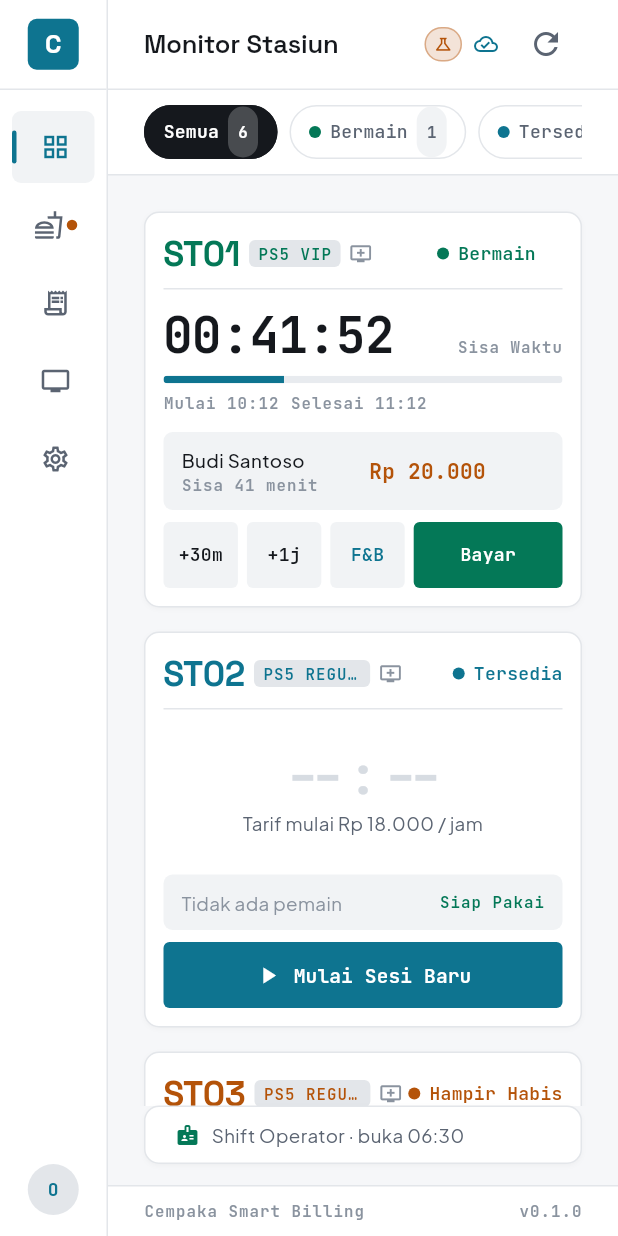
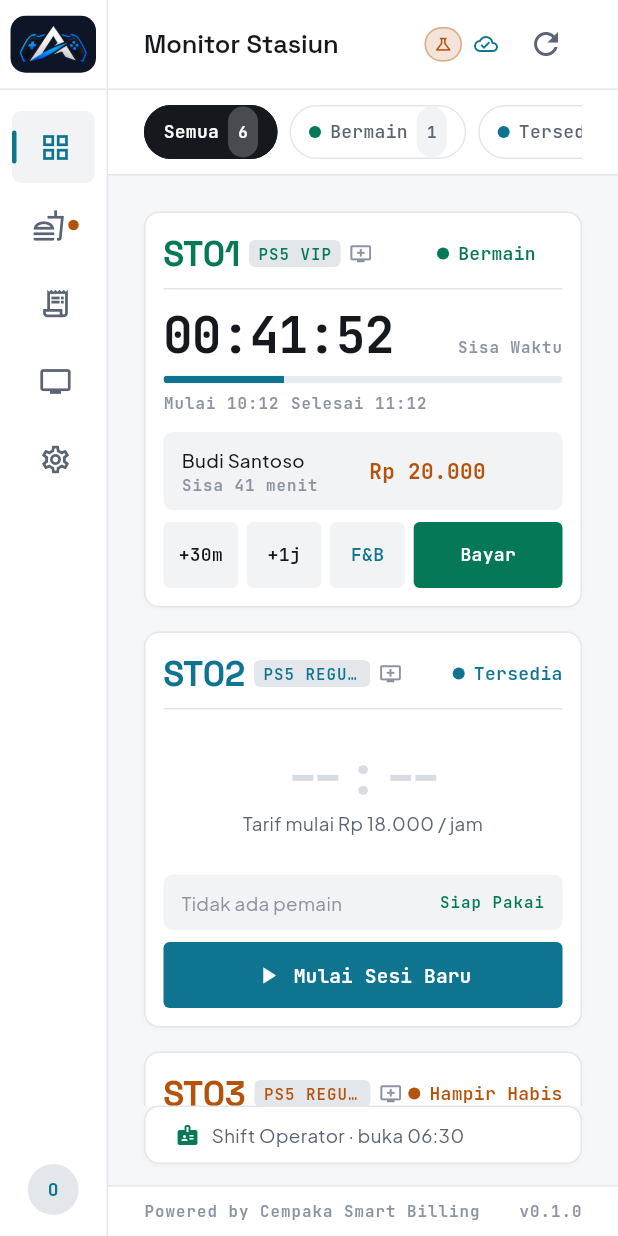
Before and after one commit to rizzdev31/cempaka-smartbiling, a Flutter app: the screen it shows after launch, on a phone screen of 412 x 824 dp. Run offline on Flutter 3.47's test engine with Material 3 defaults, Android fonts, the phone set to English and light mode, and no system bars; our stand-ins replace shared_preferences.

Commit message:
feat(operator-app): pasang merek Amor Gaming Space di navbar (DEC-017)
Logo di navbar, nama Amor Gaming Space, footer jadi "Powered by Cempaka
Smart Billing".

Logo kiriman tidak dipakai apa adanya, dua alasan terukur:

1. 60% pikselnya nyaris putih dan wordmark "AMOR"-nya 80%. Di chrome putih
   aplikasi, logo ini praktis hilang -- memang dirancang untuk latar gelap.
   Jawabannya alas navy #0E1526, bukan mengubah logonya. Navy sangat tua,
   bukan hitam murni: hitam membuat biru logonya terlihat seperti ditempel.
   Dibuat bersyarat lewat Brand.logoNeedsDarkPlate, karena logo pelanggan
   berikutnya bisa saja sudah gelap dan justru rusak kalau diberi alas.
2. 62% berkasnya ruang kosong -- konten 2532x1781 di dalam kanvas 3373x4770,
   1,9 MB untuk slot 46 px. Dipasang apa adanya, logo di dalam kotaknya
   tampil jauh lebih kecil dari kotaknya sendiri.

Dipangkas jadi logo-amor-mark.png (emblem saja, 256x137, 37 KB) dan
logo-amor-full.png (lockup penuh untuk splash nanti). Kiriman asli disimpan
sebagai sumber tapi tidak dibundel: pubspec menyebut berkas satu per satu,
bukan seluruh folder.

Wordmark dipotong dari penanda sidebar karena di sebelahnya sudah ada nama
merek sebagai teks. Nama ditulis dua baris meniru kunci logo aslinya; satu
baris, nama sepanjang ini terpotong di sidebar 268 px. Baris kedua memakai
Space Grotesk, bukan labelSm -- labelSm memakai JetBrains Mono, font untuk
angka dan label teknis, dan nama merek bukan keduanya.

Penanda naik dari kotak 34x34 jadi alas 69x46 dengan logo ~54x29. Alasnya
melebar mengikuti bentuk emblem: dipaksa persegi, logo menyusut setengahnya.
Pada rail 72 px alasnya 38. Ikon nav 20 -> 22.

Beberapa string merek ternyata masih ditulis langsung di widget dan ikut
dipusatkan ke Brand: judul MaterialApp, nama aplikasi TV di layar pairing,
android:label yang masih "operator_app", dan judul web.

Tests: +7 brand_test, total 202 lulus. Kontras jadi 32 pasangan karena alas
merek ikut diuji untuk jalur monogram. analyze bersih.

Belum dilihat di perangkat; pratinjau dirender lewat test dan disimpan di
docs/brand/preview-navbar.png. Yang masih bernama Cempaka: APK TV,
applicationId Android, nama repo.

Co-Authored-By: Claude Opus 5 <noreply@anthropic.com>

```diff
--- a/operator-app/lib/app.dart
+++ b/operator-app/lib/app.dart
@@ -1,6 +1,7 @@
 import 'package:flutter/material.dart';
 import 'package:provider/provider.dart';
 
+import 'core/brand.dart';
 import 'core/config/api_config.dart';
 import 'core/theme/app_theme.dart';
 import 'core/time/server_time.dart';
@@ -80,7 +81,7 @@ class OperatorApp extends StatelessWidget {
         ),
       ],
       child: MaterialApp(
-        title: 'Cempaka Billing',
+        title: Brand.appName,
         debugShowCheckedModeBanner: false,
 
         // Tema terang. Alasan versi sebelumnya memilih gelap tercatat di
--- a/operator-app/lib/core/brand.dart
+++ b/operator-app/lib/core/brand.dart
@@ -16,25 +16,61 @@ library;
 class Brand {
   Brand._();
 
-  /// Nama yang tampil di header. Pendek — header tablet sempit.
-  static const String appName = 'Cempaka Billing';
+  /// Nama penuh pelanggan — judul jendela, Tentang, struk.
+  static const String appName = 'Amor Gaming Space';
+  static const String fullName = 'Amor Gaming Space';
 
-  /// Nama panjang untuk splash, Tentang, dan struk.
-  static const String fullName = 'Cempaka Smart Billing';
+  /// Dua baris untuk penanda di sidebar.
+  ///
+  /// Dipisah karena logo aslinya memang dikunci dua baris (AMOR di atas,
+  /// GAMING SPACE di bawah). Ditulis satu baris, nama sepanjang ini akan
+  /// terpotong di sidebar 268 px — dua baris justru memberi ruang untuk
+  /// membuatnya lebih besar, bukan lebih kecil.
+  static const String markTitle = 'Amor';
+  static const String markSubtitle = 'Gaming Space';
 
-  /// Inisial untuk logo mark sementara, sebelum ada aset logo.
-  static const String monogram = 'C';
+  /// Inisial, dipakai hanya kalau [logoAsset] kosong.
+  static const String monogram = 'A';
 
   /// Atribusi naungan. Tetap tampil walau merek pelanggan berbeda (OD-012).
   static const String poweredBy = 'Cempaka Smart Billing';
 
+  /// Bentuk yang tampil di footer.
+  static const String poweredByLabel = 'Powered by $poweredBy';
+
   static const String tagline = 'Billing & Operasional Rental';
+
+  /// Nama aplikasi di televisi, sebagaimana operator melihatnya di layar TV.
+  ///
+  /// Masih memakai nama naungan: APK TV belum ikut di-rebrand. Kalau nanti
+  /// ikut, cukup ubah di sini (OD-012).
+  static const String tvAppName = 'Cempaka TV';
 
   /// Versi aplikasi yang ditampilkan di footer. Sinkron dengan
   /// `version` di `pubspec.yaml`.
   static const String version = '0.1.0';
 
-  /// Belum ada aset logo. Kalau sudah ada, isi path-nya dan
-  /// `BrandMark` otomatis memakai gambar daripada monogram.
-  static const String? logoAsset = null;
+  /// Penanda sidebar — **emblem saja**, tanpa wordmark.
+  ///
+  /// Wordmark-nya sengaja dipotong: di sebelahnya sudah ada nama merek
+  /// sebagai teks, dan dua-duanya bersamaan jadi berulang. Aset ini dipangkas
+  /// dari kiriman asli yang 62%-nya ruang kosong — tanpa itu, logo di dalam
+  /// kotak akan tampil jauh lebih kecil dari ukuran kotaknya.
+  /// Getter, bukan konstanta: tipenya harus tetap nullable supaya jalur
+  /// monogram di `BrandMark` tidak jadi kode mati. Pelanggan berikutnya bisa
+  /// saja dipasang sebelum logonya tersedia.
+  static String? get logoAsset => 'assets/images/logo-amor-mark.png';
+
+  /// Lockup penuh (emblem + wordmark) untuk splash dan Tentang nanti.
+  static const String logoFullAsset = 'assets/images/logo-amor-full.png';
+
+  /// Logo ini perlu alas gelap.
+  ///
+  /// 60% pikselnya nyaris putih dan wordmark-nya 80% — di atas chrome putih
+  /// aplikasi, logo ini praktis hilang. Alas gelaplah yang membuatnya terbaca,
+  /// sekaligus mengembalikannya ke latar yang memang dirancang untuknya.
+  ///
+  /// Dibuat flag, bukan dipaksakan: logo pelanggan lain bisa saja sudah gelap
+  /// dan justru rusak kalau diberi alas (OD-012).
+  static const bool logoNeedsDarkPlate = true;
 }
--- a/operator-app/lib/core/theme/tokens.dart
+++ b/operator-app/lib/core/theme/tokens.dart
@@ -134,6 +134,14 @@ class AppColors {
 
   /// Checkout. Satu-satunya pemakaian ungu di seluruh aplikasi.
   static const statusCheckout = Color(0xFF7E22CE);
+
+  /// Alas penanda merek — satu-satunya bidang gelap di aplikasi terang ini.
+  ///
+  /// Bukan aksen kedua dan tidak pernah dipakai sebagai warna status: ini
+  /// wadah untuk logo pelanggan, yang biasanya dirancang untuk latar gelap.
+  /// Navy sangat tua, bukan hitam murni — hitam murni membuat logo biru
+  /// terlihat seperti ditempel, navy menyatu dengannya.
+  static const brandPlate = Color(0xFF0E1526);
 
   /// Offline, maintenance, order dibatalkan.
   ///
--- a/operator-app/lib/ui/device/tv_pair_sheet.dart
+++ b/operator-app/lib/ui/device/tv_pair_sheet.dart
@@ -2,6 +2,7 @@ import 'package:flutter/material.dart';
 import 'package:flutter/services.dart';
 import 'package:provider/provider.dart';
 
+import '../../core/brand.dart';
 import '../../core/theme/app_theme.dart';
 import '../../core/theme/tokens.dart';
 import '../../data/tv/tv_agent_client.dart';
@@ -186,8 +187,8 @@ class _TvPairSheetState extends State<_TvPairSheet> {
                 ),
                 const SizedBox(height: AppSpacing.sm),
                 Text(
-                  'Buka aplikasi Cempaka TV di televisi. Layarnya menampilkan '
-                  'kode 6 digit dan alamat jaringan.',
+                  'Buka aplikasi ${Brand.tvAppName} di televisi. Layarnya '
+                  'menampilkan kode 6 digit dan alamat jaringan.',
                   style: AppTypography.bodySm
                       .copyWith(color: AppColors.onSurfaceVariant),
                 ),
--- a/operator-app/lib/ui/shell/app_shell.dart
+++ b/operator-app/lib/ui/shell/app_shell.dart
@@ -150,7 +150,9 @@ class _Sidebar extends StatelessWidget {
                 bottom: BorderSide(color: AppColors.surfaceHigh),
               ),
             ),
-            child: BrandMark(showName: expanded),
+            // Pada rail, alasnya dikecilkan: lebar penuh 69 px hanya
+            // menyisakan 1,5 px di tiap sisi rail 72 px.
+            child: BrandMark(showName: expanded, size: expanded ? 46 : 38),
           ),
 
           if (expanded)
@@ -227,7 +229,7 @@ class _NavItem extends StatelessWidget {
       children: [
         Icon(
           section.icon,
-          size: 20,
+          size: 22,
           color: active ? AppColors.primary : AppColors.onSurfaceVariant,
         ),
         if (expanded) ...[
@@ -686,7 +688,8 @@ class _ShellFooter extends StatelessWidget {
         children: [
           Expanded(
             child: Text(
-              Brand.poweredBy,
+              Brand.poweredByLabel,
+              maxLines: 1,
               style: AppTypography.labelSm.copyWith(color: AppColors.outline),
               overflow: TextOverflow.ellipsis,
             ),
--- a/operator-app/lib/ui/widgets/brand_mark.dart
+++ b/operator-app/lib/ui/widgets/brand_mark.dart
@@ -4,52 +4,23 @@ import '../../core/brand.dart';
 import '../../core/theme/app_theme.dart';
 import '../../core/theme/tokens.dart';
 
-/// Logo mark + nama aplikasi untuk header.
+/// Penanda merek di sidebar: logo pelanggan + namanya.
 ///
-/// Semua teks diambil dari [Brand] — tidak ada string merek yang ditulis
-/// di sini. Lihat OD-012: nama dan logo akan menyesuaikan per pengguna,
+/// Semua teks dan aset diambil dari [Brand] — tidak ada string merek yang
+/// ditulis di sini. Lihat OD-012: nama dan logo menyesuaikan per pelanggan,
 /// jadi widget ini harus tetap benar tanpa diubah saat mereknya berganti.
-///
-/// Selama [Brand.logoAsset] masih `null`, dipakai monogram. Begitu ada
-/// aset logo, widget ini otomatis memakai gambarnya.
 class BrandMark extends StatelessWidget {
-  const BrandMark({super.key, this.showName = true, this.size = 34});
+  const BrandMark({super.key, this.showName = true, this.size = 46});
 
   final bool showName;
+
+  /// Tinggi alas logo. Lebarnya mengikuti, karena emblem merek umumnya
+  /// melebar — dipaksa ke kotak persegi, logo di dalamnya justru mengecil.
   final double size;
 
   @override
   Widget build(BuildContext context) {
-    final mark = Container(
-      width: size,
-      height: size,
-      // Isian rata, bukan gradasi.
-      //
-      // Gradasi diagonal pada logo mark adalah salah satu penanda paling cepat
-      // terbaca dari UI yang tidak dirancang. Merek ini juga akan berganti per
-      // pelanggan (OD-012), dan bentuk yang rata lebih mudah diganti aset
-      // sungguhan nanti.
-      decoration: BoxDecoration(
-        color: AppColors.primary,
-        borderRadius: BorderRadius.circular(AppRadius.md),
-      ),
-      alignment: Alignment.center,
-      child: Brand.logoAsset != null
-          ? Padding(
-              padding: EdgeInsets.all(size * 0.18),
-              child: Image.asset(Brand.logoAsset!, fit: BoxFit.contain),
-            )
-          : Text(
-              Brand.monogram,
-              style: TextStyle(
-                fontFamily: AppTypography.heading,
-                fontSize: size * 0.5,
-                fontWeight: FontWeight.w700,
-                color: AppColors.onPrimary,
-                height: 1,
-              ),
-            ),
-    );
+    final mark = _LogoPlate(size: size);
 
     if (!showName) return mark;
 
@@ -61,34 +32,43 @@ class BrandMark extends StatelessWidget {
         // Teks merek HARUS boleh menyusut.
         //
         // Tanpa Flexible, Column ini meminta lebar alaminya dan overflow
-        // begitu nama atau tagline-nya sedikit lebih panjang dari ruang
-        // sidebar — yang persis terjadi pada tagline bawaan.
-        //
-        // Ini bukan sekadar perbaikan satu kasus: OD-012 memastikan nama
-        // merek akan berganti per pelanggan, dan panjangnya tidak bisa
-        // ditebak dari sini. Dipotong ellipsis jauh lebih baik daripada
-        // header yang rusak.
+        // begitu nama pelanggan sedikit lebih panjang dari ruang sidebar.
+        // OD-012 memastikan panjang itu tidak bisa ditebak dari sini.
         Flexible(
           child: Column(
             crossAxisAlignment: CrossAxisAlignment.start,
             mainAxisAlignment: MainAxisAlignment.center,
+            mainAxisSize: MainAxisSize.min,
             children: [
               Text(
-                Brand.appName,
+                Brand.markTitle,
                 maxLines: 1,
                 overflow: TextOverflow.ellipsis,
-                style: AppTypography.headlineSm.copyWith(
+                style: AppTypography.headlineMd.copyWith(
                   color: AppColors.onSurface,
-                  height: 1.1,
+                  height: 1.05,
                 ),
               ),
               Text(
-                Brand.tagline,
+                Brand.markSubtitle.toUpperCase(),
                 maxLines: 1,
                 overflow: TextOverflow.ellipsis,
-                style: AppTypography.labelSm.copyWith(
-                  color: AppColors.outline,
-                  height: 1.3,
+                // Font heading, bukan `labelSm`.
+                //
+                // `labelSm` memakai JetBrains Mono — itu font untuk angka dan
+                // label teknis (UI-UX-SPEC §3). Nama merek bukan keduanya,
+                // dan mono membuatnya terbaca seperti kode. Space Grotesk
+                // geometris, jauh lebih dekat ke bentuk logonya.
+                style: const TextStyle(
+                  fontFamily: AppTypography.heading,
+                  fontSize: 11,
+                  height: 1.25,
+                  fontWeight: FontWeight.w600,
+                  color: AppColors.primary,
+                  // Jarak huruf meniru kunci pada logo aslinya, dan membuat
+                  // baris kedua terbaca sebagai bagian dari merek — bukan
+                  // sebagai keterangan yang menggantung.
+                  letterSpacing: 1.6,
                 ),
               ),
             ],
@@ -98,3 +78,59 @@ class BrandMark extends StatelessWidget {
     );
   }
 }
+
+/// Logo di atas alasnya.
+///
+/// Alas gelap dipakai kalau [Brand.logoNeedsDarkPlate] — lihat alasannya di
+/// sana. Kalau belum ada aset logo sama sekali, jatuh ke monogram supaya
+/// pemasangan merek baru tidak pernah menampilkan kotak kosong.
+class _LogoPlate extends StatelessWidget {
+  const _LogoPlate({required this.size});
+
+  final double size;
+
+  @override
+  Widget build(BuildContext context) {
+    final asset = Brand.logoAsset;
+    final plated = Brand.logoNeedsDarkPlate;
+
+    // Emblem merek melebar, jadi alasnya ikut melebar. Monogram tidak —
+    // satu huruf di alas selebar ini akan terlihat hilang di tengah.
+    final width = asset == null ? size : size * 1.5;
+
+    return Container(
+      width: width,
+      height: size,
+      decoration: BoxDecoration(
+        color: plated ? AppColors.brandPlate : Colors.transparent,
+        borderRadius: BorderRadius.circular(AppRadius.lg),
+      ),
+      alignment: Alignment.center,
+      child: asset == null
+          ? Text(
+              Brand.monogram,
+              style: TextStyle(
+                fontFamily: AppTypography.heading,
+                fontSize: size * 0.5,
+                fontWeight: FontWeight.w700,
+                color: plated ? Colors.white : AppColors.primary,
+                height: 1,
+              ),
+            )
+          : Padding(
+              padding: EdgeInsets.symmetric(
+                horizontal: size * 0.16,
+                vertical: size * 0.18,
+              ),
+              child: Image.asset(
+                asset,
+                fit: BoxFit.contain,
+                // Logo merek dipakai di ukuran kecil dan dasarnya besar;
+                // tanpa filter yang baik, garis tipisnya pecah.
+                filterQuality: FilterQuality.medium,
+                semanticLabel: Brand.fullName,
+              ),
+            ),
+    );
+  }
+}
```
Also changed, not shown: operator-app/pubspec.yaml (+7 -0 lines), docs/brand/preview-navbar.png (added), operator-app/assets/images/logo-amor-full.png (added), operator-app/assets/images/logo-amor-mark.png (added), operator-app/assets/images/logo-amor.png (added), 8 other files.
